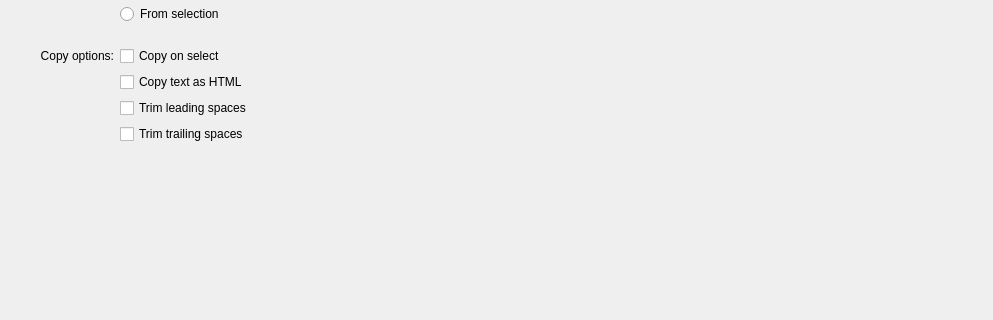
Old version of the form src/widgets/EditProfileMousePage.ui in the repository KDE/konsole; both pictures show x 0 to 993 and y 169 to 489 of the 993 by 632 pixel window.
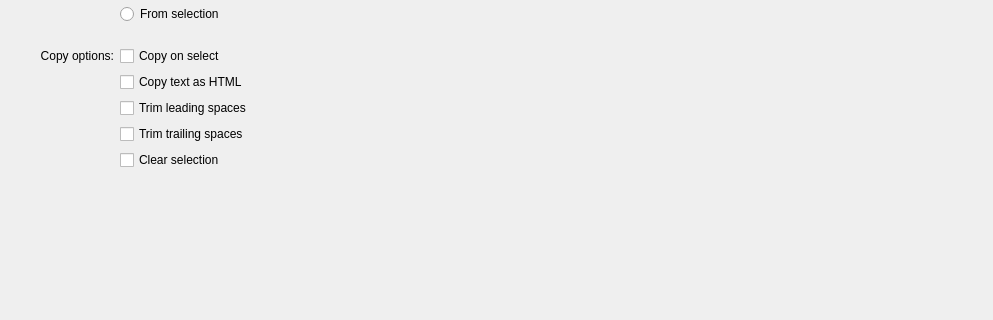
New version of the form.

Commit message:
Add option to clear selection on copy
This adds an option to the settings to clear the selection
after copying.

This is useful for when copy is bound to Ctrl-C (smart copy)
and you want to restore the regular Ctrl-C action after copying.

Without this, it can be confusing when the selection is hidden
in the scroll-back buffer and Ctrl-C doesn't seem to work.

What changed in the file:
```diff
--- a/src/widgets/EditProfileMousePage.ui
+++ b/src/widgets/EditProfileMousePage.ui
@@ -230,6 +230,16 @@
            </property>
           </widget>
          </item>
+         <item row="12" column="1">
+          <widget class="QCheckBox" name="clearSelectionButton">
+           <property name="toolTip">
+            <string>Clear selection after copying</string>
+           </property>
+           <property name="text">
+            <string>Clear selection</string>
+           </property>
+          </widget>
+         </item>
         </layout>
        </item>
        <item>
```
The commit also changes 6 other files.
